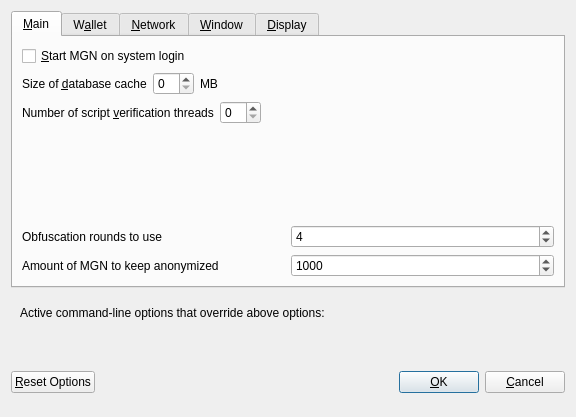
The window that src/qt/forms/optionsdialog.ui (stefanpabstme/KackCoin) describes before a commit, drawn with Qt 5.
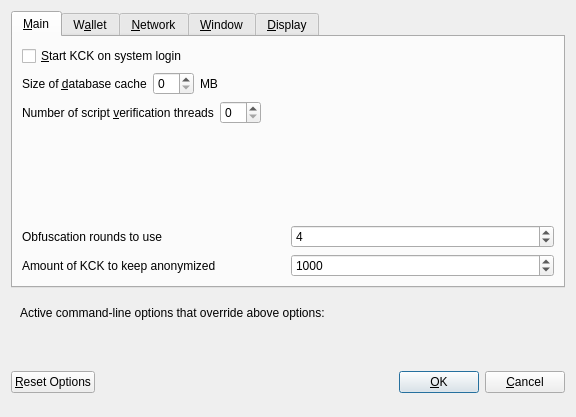
The same window after the commit. Custom widgets are drawn as their Qt base class.

Patch:
```diff
--- a/src/qt/forms/optionsdialog.ui
+++ b/src/qt/forms/optionsdialog.ui
@@ -33,7 +33,7 @@
           <string>Automatically start MGN after logging in to the system.</string>
          </property>
          <property name="text">
-          <string>&amp;Start MGN on system login</string>
+          <string>&amp;Start KCK on system login</string>
          </property>
         </widget>
        </item>
@@ -177,7 +177,7 @@
             <string notr="true"/>
            </property>
            <property name="text">
-            <string>Amount of MGN to keep anonymized</string>
+            <string>Amount of KCK to keep anonymized</string>
            </property>
           </widget>
          </item>
```
Left out of the diff: 8 changed lines with no effect on the pictures.
